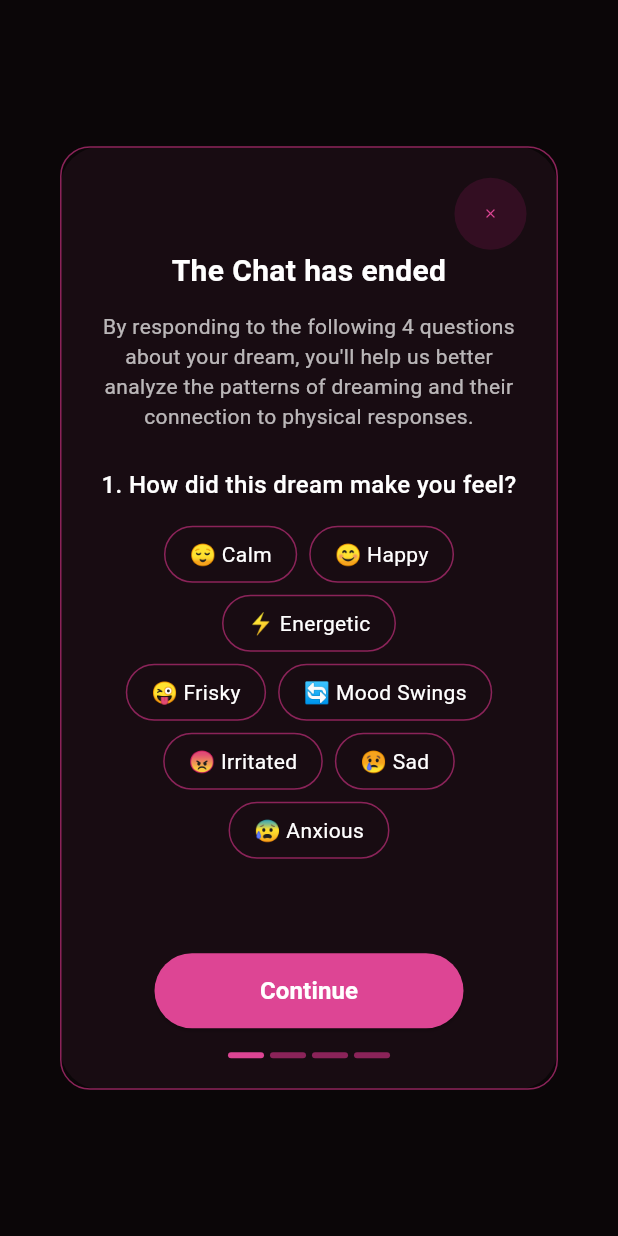
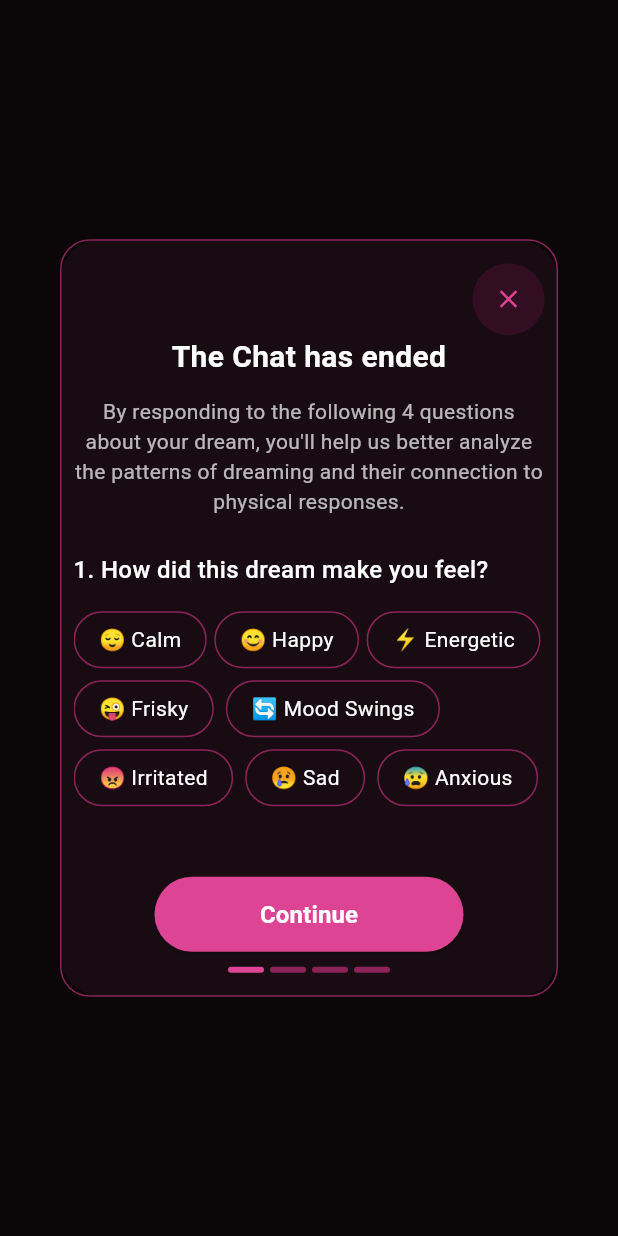
Before and after one commit to ppranay-20/Dreams-Decoder, a Flutter app: what showEndChatQuestionnaire() shows on an empty page, opened directly, on a phone screen of 412 x 824 dp. Run offline on Flutter 3.47's test engine with Material 3 defaults, Android fonts, the phone set to English and light mode, and no system bars; our stand-ins replace flutter_dotenv, flutter_secure_storage, jwt_decoder, table_calendar; accounts and stored records are empty; network calls fail.

Commit message:
ui refinement

```diff
--- a/lib/pages/questionaire/questionaire.dart
+++ b/lib/pages/questionaire/questionaire.dart
@@ -1,3 +1,5 @@
+import 'dart:ui';
+
 import 'package:murkaverse/pages/questionaire/questions/question-four.dart';
 import 'package:murkaverse/pages/questionaire/questions/question-one.dart';
 import 'package:murkaverse/pages/questionaire/questions/question-three.dart';
@@ -19,11 +21,14 @@ void showEndChatQuestionnaire(BuildContext context) {
     builder: (BuildContext context) {
       return StatefulBuilder(
         builder: (context, setState) {
-          return Dialog(
+          return BackdropFilter(
+            filter: ImageFilter.blur(sigmaX: 10, sigmaY: 10),
+            child: Dialog(
               backgroundColor: Color(0xFF180C12), // Dark purple background
+              child: SizedBox(
+                width: double.infinity,
                 child: Container(
-              width: MediaQuery.of(context).size.width * 0.9,
-              padding: EdgeInsets.all(20),
+                  padding: EdgeInsets.symmetric(horizontal: 8, vertical: 15),
                   decoration: BoxDecoration(
                     borderRadius: BorderRadius.circular(20),
                     border: Border.all(
@@ -49,7 +54,7 @@ void showEndChatQuestionnaire(BuildContext context) {
                               onPressed: () => Navigator.pop(context),
                               icon: Icon(
                                 Icons.close,
-                            size: 10,
+                                size: 20,
                                 color: Color(0xFFDD4594),
                               ),
                             ),
@@ -84,7 +89,7 @@ void showEndChatQuestionnaire(BuildContext context) {
 
                       // Question 1
                       SizedBox(
-                    height: 300,
+                        height: 200,
                         child: PageView(
                           physics: NeverScrollableScrollPhysics(),
                           controller: pageController,
@@ -125,7 +130,7 @@ void showEndChatQuestionnaire(BuildContext context) {
                         ),
                       ),
 
-                  SizedBox(height: 24),
+                      SizedBox(height: 16),
 
                       // Continue button
                       ElevatedButton(
@@ -164,7 +169,7 @@ void showEndChatQuestionnaire(BuildContext context) {
                         ),
                       ),
 
-                  SizedBox(height: 16),
+                      SizedBox(height: 10),
 
                       // Progress dots
                       Row(
@@ -218,6 +223,8 @@ void showEndChatQuestionnaire(BuildContext context) {
                     ],
                   ),
                 ),
+              ),
+            ),
           );
         },
       );
--- a/lib/pages/questionaire/questions/question-one.dart
+++ b/lib/pages/questionaire/questions/question-one.dart
@@ -13,6 +13,7 @@ class QuestionOne extends StatelessWidget {
   @override
   Widget build(BuildContext context) {
     return Column(
+      crossAxisAlignment: CrossAxisAlignment.start,
       children: [
         Text(
           "1. How did this dream make you feel?",
@@ -28,8 +29,8 @@ class QuestionOne extends StatelessWidget {
 
         // First row of emotions
         Wrap(
-          spacing: 8,
-          runSpacing: 8,
+          spacing: 5,
+          runSpacing: 5,
           alignment: WrapAlignment.center,
           children: [
             _buildEmotionChip("😌 Calm", "Calm"),
--- a/lib/widgets/show-close-chat.dart
+++ b/lib/widgets/show-close-chat.dart
@@ -2,6 +2,7 @@ import 'dart:ui';
 
 import 'package:flutter/material.dart';
 import 'package:murkaverse/pages/chat/chat.dart';
+import 'package:murkaverse/pages/questionaire/questionaire.dart';
 import 'package:murkaverse/providers/user-provider.dart';
 import 'package:murkaverse/utils/snackbar.dart';
 import 'package:provider/provider.dart';
@@ -81,6 +82,7 @@ void showCustomDialog(BuildContext context, Map<String, dynamic> chat) {
                         }
                         chatProvider.endCurrentChat();
                         Navigator.pop(context);
+                        showEndChatQuestionnaire(context);
                       },
                       style: ElevatedButton.styleFrom(
                         backgroundColor: Color(0xFFDD4594),
```
Also changed, not shown: lib/pages/chat/chat.dart (+54 -38 lines), lib/pages/home/dream-history.dart (+61 -27 lines), lib/pages/home/dream-table.dart (+6 -1 lines), lib/widgets/dreams-card.dart (+22 -3 lines), lib/widgets/main-screen.dart (+12 -7 lines). Lines whose indentation alone changed are shown as unchanged.
